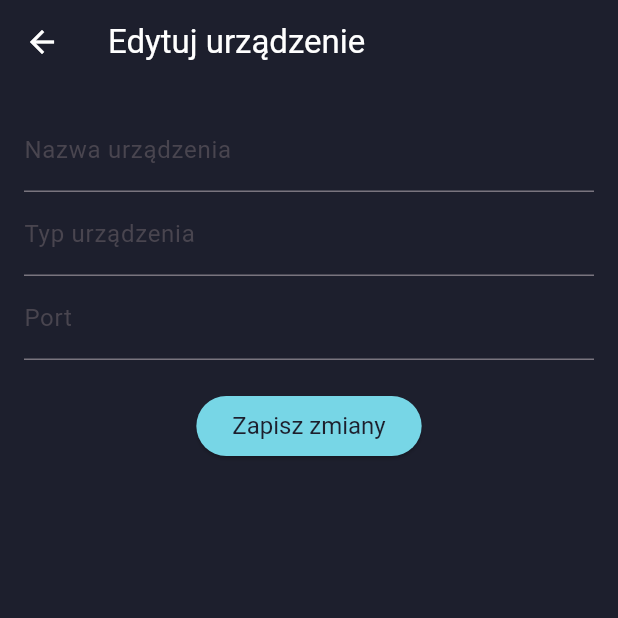
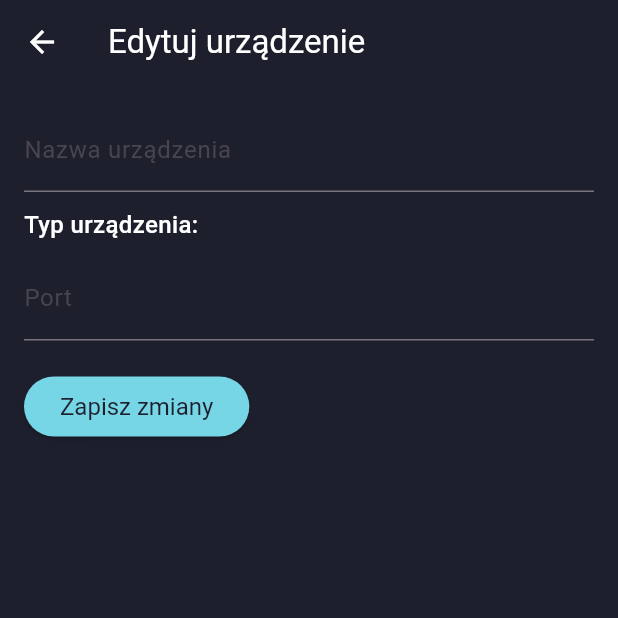
Before and after one commit to Arkadiusz4/smart-lighting-system, a Flutter app: the EditDeviceScreen screen opened directly with empty values, on a phone screen of 412 x 824 dp, the top half of it. Run offline on Flutter 3.47's test engine with Material 3 defaults, Android fonts, the phone set to English and light mode, and no system bars; our stand-ins replace bloc, cloud_firestore, equatable, firebase_auth, firebase_core, flutter_bloc and 1 more; missing offline and left inert: qr_code_scanner, wifi_iot, wifi_scan; accounts and stored records are empty.

Commit message:
Alles funktioniert

```diff
--- a/mobile-app/lib/blocs/devices/devices_event.dart
+++ b/mobile-app/lib/blocs/devices/devices_event.dart
@@ -24,18 +24,19 @@ class UpdateDevice extends DevicesEvent {
   final String newName;
   final String newType;
   final String newPort;
+  final Map<String, dynamic>? extraFields; // Added extraFields parameter
 
   const UpdateDevice({
     required this.deviceId,
     required this.newName,
     required this.newType,
     required this.newPort,
+    this.extraFields, // extraFields is optional
   });
 
   @override
-  List<Object?> get props => [deviceId, newName, newType, newPort];
+  List<Object?> get props => [deviceId, newName, newType, newPort, extraFields]; // Include extraFields in props for equality checks
 }
-
 class RemoveDevice extends DevicesEvent {
   final String deviceId;
 
--- a/mobile-app/lib/screens/device_screens/devices/edit_device_screen.dart
+++ b/mobile-app/lib/screens/device_screens/devices/edit_device_screen.dart
@@ -16,22 +16,33 @@ class EditDeviceScreen extends StatefulWidget {
 
 class _EditDeviceScreenState extends State<EditDeviceScreen> {
   late TextEditingController _nameController;
-  late TextEditingController _typeController;
   late TextEditingController _portController;
+  TextEditingController? _ledOnDurationController;
+  TextEditingController? _pirCooldownTimeController;
 
   @override
   void initState() {
     super.initState();
     _nameController = TextEditingController(text: widget.device.name);
-    _typeController = TextEditingController(text: widget.device.type);
     _portController = TextEditingController(text: widget.device.port);
+
+    // Initialize controllers for motion sensor specific fields if applicable
+    if (widget.device.type.toLowerCase() == 'motion sensor') {
+      _ledOnDurationController = TextEditingController(
+        text: (widget.device.extraFields?['led_on_duration'] ?? '').toString(),
+      );
+      _pirCooldownTimeController = TextEditingController(
+        text: (widget.device.extraFields?['pir_cooldown_time'] ?? '').toString(),
+      );
+    }
   }
 
   @override
   void dispose() {
     _nameController.dispose();
-    _typeController.dispose();
     _portController.dispose();
+    _ledOnDurationController?.dispose();
+    _pirCooldownTimeController?.dispose();
     super.dispose();
   }
 
@@ -45,35 +56,64 @@ class _EditDeviceScreenState extends State<EditDeviceScreen> {
       body: Padding(
         padding: const EdgeInsets.all(16.0),
         child: Column(
+          crossAxisAlignment: CrossAxisAlignment.start,
           children: [
             TextField(
               controller: _nameController,
               decoration: const InputDecoration(labelText: 'Nazwa urządzenia'),
             ),
-            TextField(
-              controller: _typeController,
-              decoration: const InputDecoration(labelText: 'Typ urządzenia'),
+            const SizedBox(height: 10),
+            Text(
+              'Typ urządzenia: ${widget.device.type}',
+              style: const TextStyle(fontSize: 16.0, fontWeight: FontWeight.w500),
             ),
+            const SizedBox(height: 10),
             TextField(
               controller: _portController,
               decoration: const InputDecoration(labelText: 'Port'),
             ),
+            if (widget.device.type.toLowerCase() == 'motion sensor') ...[
+              const SizedBox(height: 20),
+              TextField(
+                controller: _ledOnDurationController,
+                keyboardType: TextInputType.number,
+                decoration: const InputDecoration(
+                  labelText: 'Czas świecenia diody (LED On Duration)',
+                ),
+              ),
+              const SizedBox(height: 10),
+              TextField(
+                controller: _pirCooldownTimeController,
+                keyboardType: TextInputType.number,
+                decoration: const InputDecoration(
+                  labelText: 'Czas chłodzenia czujnika PIR (PIR Cooldown Time)',
+                ),
+              ),
+            ],
             const SizedBox(height: 20),
             ElevatedButton(
               onPressed: () {
                 final newName = _nameController.text;
-                final newType = _typeController.text;
                 final newPort = _portController.text;
 
-                // Wyślij event aktualizacji urządzenia
+                // Prepare extra fields for motion sensor
+                final extraFields = widget.device.type.toLowerCase() == 'motion sensor'
+                    ? {
+                  'led_on_duration': int.tryParse(_ledOnDurationController?.text ?? '0'),
+                  'pir_cooldown_time': int.tryParse(_pirCooldownTimeController?.text ?? '0'),
+                }
+                    : null;
+
+                // Dispatch update event
                 context.read<DevicesBloc>().add(UpdateDevice(
-                      deviceId: widget.device.deviceId,
-                      newName: newName,
-                      newType: newType,
-                      newPort: newPort,
-                    ));
+                  deviceId: widget.device.deviceId,
+                  newName: newName,
+                  newType: widget.device.type, // Keep type unchanged
+                  newPort: newPort,
+                  extraFields: extraFields, // Include extra fields if present
+                ));
 
-                Navigator.of(context).pop(); // Powrót do listy urządzeń
+                Navigator.of(context).pop(); // Go back to the devices list
               },
               child: const Text('Zapisz zmiany'),
             ),
```
Also changed, not shown: mobile-app/lib/blocs/devices/devices_bloc.dart (+16 -2 lines), mobile-app/lib/repositories/devices_repository.dart (+18 -4 lines), mobile-app/lib/screens/home_screen/motion_sensor.dart (+2 -30 lines).
